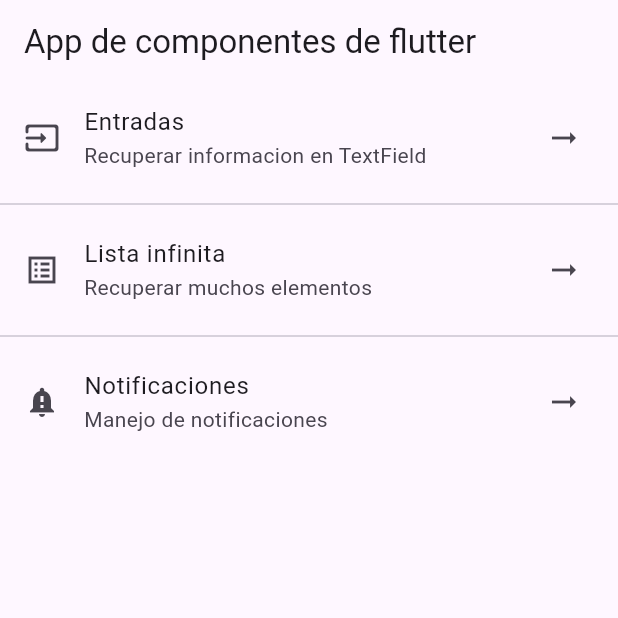
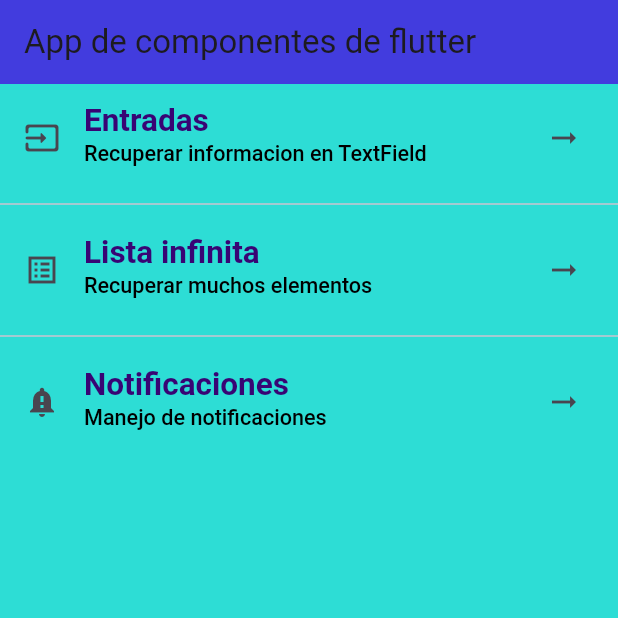
Before and after one commit to JesusGarciaShakur/componentes_flutter, a Flutter app: the screen it shows after launch, on a phone screen of 412 x 824 dp, the top half of it. Run offline on Flutter 3.47's test engine with Material 3 defaults, Android fonts, the phone set to English and light mode, and no system bars; Roboto replaces fonts that are missing (verona).

Commit message:
Creating a Theme for the app

```diff
--- a/lib/home_screen.dart
+++ b/lib/home_screen.dart
@@ -10,26 +10,44 @@ class HomeScreen extends StatelessWidget {
         title: const Text('App de componentes de flutter'),
       ),
       body: ListView(
-        children: const <Widget>[
+        children: <Widget>[
           ListTile(
-            title: Text('Entradas'),
-            subtitle: Text('Recuperar informacion en TextField'),
-            leading: Icon(Icons.input_rounded),
-            trailing: Icon(Icons.arrow_right_alt_outlined),
+            title: Text(
+              'Entradas',
+              style: Theme.of(context).textTheme.headlineLarge,
+            ),
+            subtitle: Text(
+              'Recuperar informacion en TextField',
+              style: Theme.of(context).textTheme.headlineSmall,
+            ),
+            leading: const Icon(Icons.input_rounded),
+            trailing: const Icon(Icons.arrow_right_alt_outlined),
           ),
-          Divider(),
+          const Divider(),
           ListTile(
-            title: Text('Lista infinita'),
-            subtitle: Text('Recuperar muchos elementos'),
-            leading: Icon(Icons.list_alt_sharp),
-            trailing: Icon(Icons.arrow_right_alt_outlined),
+            title: Text(
+              'Lista infinita',
+              style: Theme.of(context).textTheme.headlineLarge,
+            ),
+            subtitle: Text(
+              'Recuperar muchos elementos',
+              style: Theme.of(context).textTheme.headlineSmall,
+            ),
+            leading: const Icon(Icons.list_alt_sharp),
+            trailing: const Icon(Icons.arrow_right_alt_outlined),
           ),
-          Divider(),
+          const Divider(),
           ListTile(
-            title: Text('Notificaciones'),
-            subtitle: Text('Manejo de notificaciones'),
-            leading: Icon(Icons.notification_important),
-            trailing: Icon(Icons.arrow_right_alt_outlined),
+            title: Text(
+              'Notificaciones',
+              style: Theme.of(context).textTheme.headlineLarge,
+            ),
+            subtitle: Text(
+              'Manejo de notificaciones',
+              style: Theme.of(context).textTheme.headlineSmall,
+            ),
+            leading: const Icon(Icons.notification_important),
+            trailing: const Icon(Icons.arrow_right_alt_outlined),
           ),
         ],
       ),
--- a/lib/main_app.dart
+++ b/lib/main_app.dart
@@ -6,7 +6,28 @@ class MainApp extends StatelessWidget {
 
   @override
   Widget build(BuildContext context) {
-    return const MaterialApp(
-        debugShowCheckedModeBanner: false, home: HomeScreen());
+    return MaterialApp(
+      debugShowCheckedModeBanner: false,
+      home: const HomeScreen(),
+      theme: ThemeData(
+        scaffoldBackgroundColor: const Color.fromARGB(239, 31, 219, 210),
+        appBarTheme: const AppBarTheme(
+          color: Color.fromARGB(193, 73, 8, 225),
+        ),
+        textTheme: const TextTheme(
+            headlineLarge: TextStyle(
+              fontSize: 21,
+              fontFamily: 'sans-serif',
+              fontWeight: FontWeight.bold,
+              color: Color.fromARGB(255, 56, 4, 116),
+            ),
+            headlineSmall: TextStyle(
+              fontSize: 14.4,
+              fontFamily: 'verona',
+              fontWeight: FontWeight.w500,
+              color: Color.fromARGB(255, 0, 0, 0),
+            )),
+      ),
+    );
   }
 }
```
